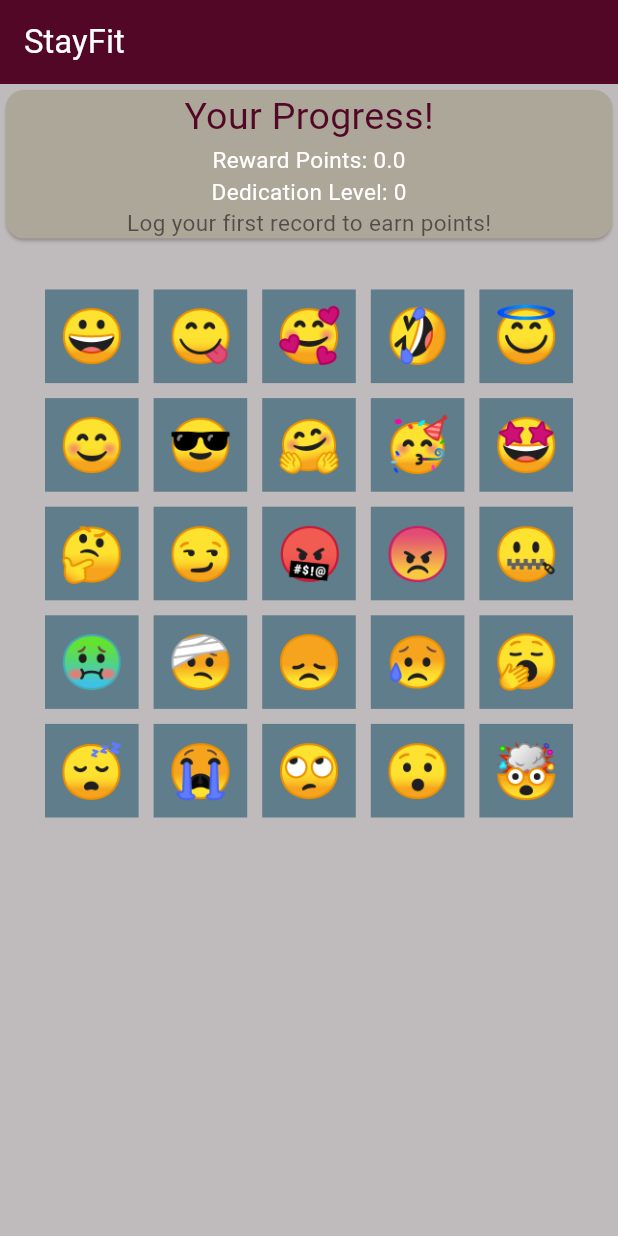
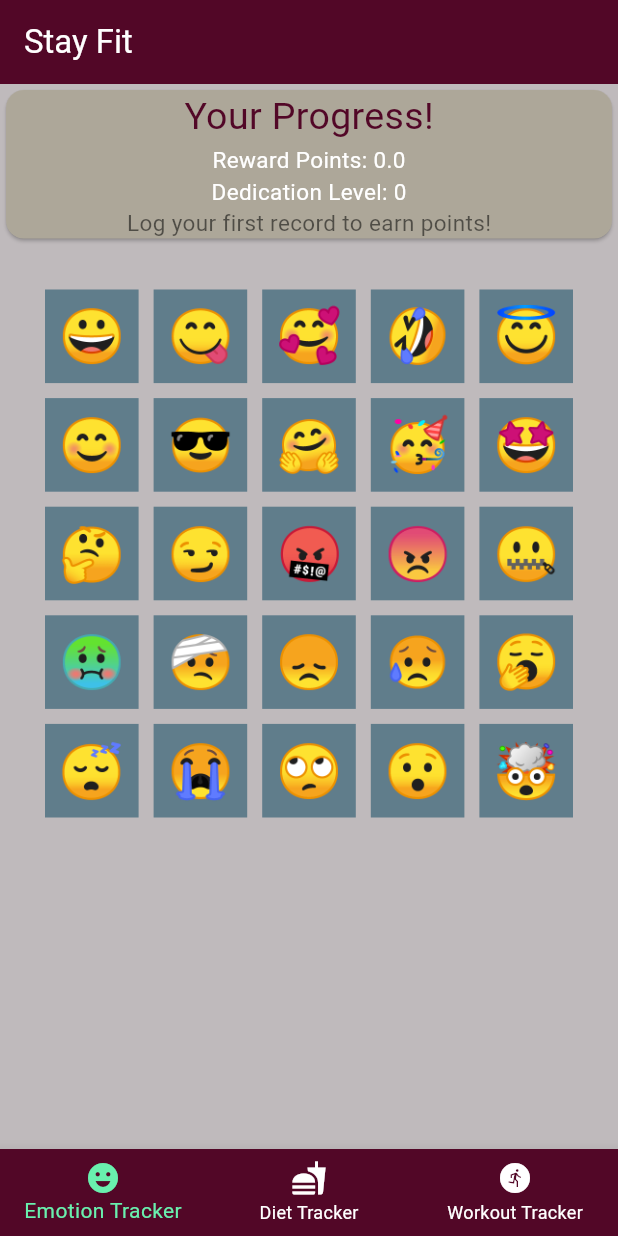
Before and after one commit to vaiiishnaviii123/StayFit, a Flutter app: the screen it shows after launch, on a phone screen of 412 x 824 dp. Run offline on Flutter 3.47's test engine with Material 3 defaults, Android fonts, the phone set to English and light mode, and no system bars; our stand-ins replace dropdown_textfield, go_router.

Commit message:
added bottom nav bar

```diff
--- a/lib/Models/event.dart
+++ b/lib/Models/event.dart
@@ -1,3 +1,5 @@
+import 'package:flutter/material.dart';
+
 class Event {
   final String text;
   final DateTime date;
--- a/lib/diet/diet_manager.dart
+++ b/lib/diet/diet_manager.dart
@@ -1,6 +1,6 @@
 import 'package:flutter/material.dart';
 import 'package:provider/provider.dart';
-import 'package:stay_fit/Models/event.dart';
+import 'package:stay_fit/models/event.dart';
 import 'package:stay_fit/providers/diet_menu.dart';
 import 'package:stay_fit/providers/event_diet_list.dart';
 
@@ -57,7 +57,7 @@ class _DietManagerState extends State<DietManager> {
     // Build a Form widget using the _formKey created above.
     return Form(
       key: _formKey,
-      child: Column(
+        child: Column(
         crossAxisAlignment: CrossAxisAlignment.start,
         children: [
           Center(child: const Text("Diet Record.", style: TextStyle(color: Colors.black54, fontSize: 35))),
--- a/lib/emotions/emoji_recorder.dart
+++ b/lib/emotions/emoji_recorder.dart
@@ -1,6 +1,6 @@
 import 'package:flutter/material.dart';
 import 'package:provider/provider.dart';
-import 'package:stay_fit/Models/event.dart';
+import 'package:stay_fit/models/event.dart';
 import 'package:stay_fit/providers/reward_points.dart';
 
 import '../providers/event_emotions_list.dart';
--- a/lib/event_tracker.dart
+++ b/lib/event_tracker.dart
@@ -1,5 +1,5 @@
 import 'package:flutter/material.dart';
-import 'package:stay_fit/Models/event.dart';
+import 'package:stay_fit/models/event.dart';
 
 class EventTracker extends StatelessWidget {
   final List<Event> _event;
--- a/lib/main.dart
+++ b/lib/main.dart
@@ -1,6 +1,7 @@
 import 'package:flutter/material.dart';
+import 'package:go_router/go_router.dart';
 import 'package:provider/provider.dart';
-import 'package:stay_fit/Models/event.dart';
+import 'package:stay_fit/models/event.dart';
 import 'package:stay_fit/diet/diet_recorder_page.dart';
 import 'package:stay_fit/providers/diet_menu.dart';
 import 'package:stay_fit/emotions/emoji_recorder_page.dart';
@@ -9,55 +10,27 @@ import 'package:stay_fit/providers/event_emotions_list.dart';
 import 'package:stay_fit/providers/event_workout_list.dart';
 import 'package:stay_fit/providers/reward_points.dart';
 import 'package:stay_fit/workout/workout_recorder_page.dart';
-import 'Models/reward.dart';
+import 'package:stay_fit/models/reward.dart';
 
 void main() {
-  runApp(const MyApp());
+  runApp(StatefulShellRouteExampleApp());
 }
 
-class MyApp extends StatelessWidget {
-  const MyApp({super.key});
+class ScaffoldBottomNavigationBar extends StatelessWidget {
+   ScaffoldBottomNavigationBar({
+    required this.navigationShell,
+    Key? key,
+  }) : super(key: key ?? const ValueKey<String>('ScaffoldBottomNavigationBar'));
 
-  // This widget is the root of your application.
-  @override
-  Widget build(BuildContext context) {
-    return MaterialApp(
-      title: 'StayFit',
-      theme: ThemeData(
-        useMaterial3: true,
-      ),
-      home: const MyHomePage(title: 'StayFit'),
-    );
-  }
-}
-
-class MyHomePage extends StatefulWidget {
-  const MyHomePage({super.key, required this.title});
-
-  final String title;
-
-  @override
-  State<MyHomePage> createState() => _MyHomePageState();
-}
-
-class _MyHomePageState extends State<MyHomePage> {
-  int _counter = 0;
-
-  void _incrementCounter() {
-    setState(() {
-      _counter++;
-    });
-  }
-
-  @override
-  Widget build(BuildContext context) {
+  final StatefulNavigationShell navigationShell;
   Reward rp = new Reward(0, 0, "", DateTime.now(), 100.0);
-    final PageController controller = PageController();
   List<Event> list = [];
   List<Event> dietList = [];
   List<Event> workoutList = [];
   var dietMenu = <String>{};
 
+  @override
+  Widget build(BuildContext context) {
     return MultiProvider(
       providers: [
         ChangeNotifierProvider( create: (context) => RewardPoints(rp)),
@@ -67,31 +40,125 @@ class _MyHomePageState extends State<MyHomePage> {
         ChangeNotifierProvider(create: (context) => DietMenu(dietMenu)),
       ],
       child: Scaffold(
+      body: navigationShell,
         backgroundColor: Color.fromRGBO(191, 186, 188, 1),
         appBar: AppBar(
             backgroundColor: const Color.fromRGBO(82, 7, 39, 2),
             title: Column(
               children: [
-              Text(widget.title, style: TextStyle(color: Colors.white),),
+                Text('Stay Fit', style: TextStyle(color: Colors.white),),
                 // RewardPointsPage(),
               ],
             )
         ),
-        body : PageView(
-          controller: controller,
-          children: const <Widget>[
-            Center(
-              child: const EmojiRecorderPage(),
+      bottomNavigationBar: BottomNavigationBar(
+        backgroundColor: Color.fromRGBO(82, 7, 39, 2),
+        selectedItemColor: Colors.greenAccent,
+        unselectedItemColor: Colors.white,
+        currentIndex: navigationShell.currentIndex,
+
+        items: const <BottomNavigationBarItem>[
+          BottomNavigationBarItem(icon: Icon(Icons.emoji_emotions), label: 'Emotion Tracker'),
+          BottomNavigationBarItem(icon: Icon(Icons.fastfood), label: 'Diet Tracker', backgroundColor: Colors.white),
+          BottomNavigationBarItem(icon: Icon(Icons.run_circle), label: 'Workout Tracker', backgroundColor: Colors.white),
+        ],
+        onTap: (int tappedIndex) {
+          navigationShell.goBranch(tappedIndex);
+        },
       ),
-            Center(
-              child: const DietRecorderPage(),
       ),
-            Center(
-                child:  const WorkoutRecorderPage(),
+    );
+  }
+}
+
+class StatefulShellRouteExampleApp extends StatelessWidget {
+  StatefulShellRouteExampleApp({super.key});
+
+  final GoRouter _router = GoRouter(
+    initialLocation: '/emoji/tracker',
+    routes: <RouteBase>[
+      // GoRoute(
+      //   path: '/login',
+      //   builder: (BuildContext context, GoRouterState state) {
+      //     return const LoginScreen();
+      //   },
+      // ),
+      StatefulShellRoute.indexedStack(
+        builder: (BuildContext context, GoRouterState state,
+            StatefulNavigationShell navigationShell) {
+          return ScaffoldBottomNavigationBar(
+            navigationShell: navigationShell,
+          );
+        },
+        branches: <StatefulShellBranch>[
+          StatefulShellBranch(
+            routes: <RouteBase>[
+              GoRoute(
+                path: '/emoji/tracker',
+                builder: (BuildContext context, GoRouterState state) {
+                  return EmojiRecorderPage();
+                },
               ),
             ],
           ),
-      )// This trailing comma makes auto-formatting nicer for build methods.
+          StatefulShellBranch(
+            routes: <RouteBase>[
+              GoRoute(
+                path: '/diet/tracker',
+                builder: (BuildContext context, GoRouterState state) {
+                  return DietRecorderPage();
+                },
+              ),
+            ],
+          ),
+          StatefulShellBranch(
+            routes: <RouteBase>[
+              GoRoute(
+                path: '/workout/tracker',
+                builder: (BuildContext context, GoRouterState state) {
+                  return WorkoutRecorderPage();
+                },
+              ),
+            ],
+          ),
+        ],
+      ),
+    ],
+  );
+
+  @override
+  Widget build(BuildContext context) {
+    return MaterialApp.router(
+      title: 'Go_router Complex Demo',
+      theme: ThemeData(
+        primarySwatch: Colors.orange,
+      ),
+      routerConfig: _router,
     );
   }
 }
+
+
+class LoginScreen extends StatelessWidget {
+  const LoginScreen({super.key});
+
+  @override
+  Widget build(BuildContext context) {
+    return Scaffold(
+      appBar: AppBar(title: const Text('Login Screen')),
+      body: Center(
+        child: Column(
+          mainAxisAlignment: MainAxisAlignment.center,
+          children: <Widget>[
+            ElevatedButton(
+              onPressed: () {
+                context.go('/emoji/tracker');
+              },
+              child: const Text('Go to the Details Login screen'),
+            ),
+          ],
+        ),
+      ),
+    );
+  }
+}
--- a/lib/providers/diet_menu.dart
+++ b/lib/providers/diet_menu.dart
@@ -1,5 +1,5 @@
 import 'package:flutter/foundation.dart';
-import 'package:stay_fit/Models/event.dart';
+import 'package:stay_fit/models/event.dart';
 
 class DietMenu with ChangeNotifier {
   var list = <String>{};
--- a/lib/providers/event_diet_list.dart
+++ b/lib/providers/event_diet_list.dart
@@ -1,5 +1,5 @@
 import 'package:flutter/foundation.dart';
-import 'package:stay_fit/Models/event.dart';
+import 'package:stay_fit/models/event.dart';
 
 class DietList with ChangeNotifier {
   late List<Event> list;
--- a/lib/providers/event_emotions_list.dart
+++ b/lib/providers/event_emotions_list.dart
@@ -1,5 +1,5 @@
 import 'package:flutter/foundation.dart';
-import 'package:stay_fit/Models/event.dart';
+import 'package:stay_fit/models/event.dart';
 
 class EmotionList with ChangeNotifier {
   late List<Event> list;
--- a/lib/providers/event_workout_list.dart
+++ b/lib/providers/event_workout_list.dart
@@ -1,5 +1,5 @@
 import 'package:flutter/foundation.dart';
-import 'package:stay_fit/Models/event.dart';
+import 'package:stay_fit/models/event.dart';
 
 class WorkoutList with ChangeNotifier {
   late List<Event> list;
--- a/lib/providers/reward_points.dart
+++ b/lib/providers/reward_points.dart
@@ -1,5 +1,5 @@
 import 'package:flutter/foundation.dart';
-import 'package:stay_fit/Models/reward.dart';
+import 'package:stay_fit/models/reward.dart';
 
 class RewardPoints with ChangeNotifier {
   Reward reward;
--- a/lib/workout/workout_manager.dart
+++ b/lib/workout/workout_manager.dart
@@ -1,7 +1,7 @@
 import 'package:flutter/material.dart';
 import 'package:flutter/services.dart';
 import 'package:provider/provider.dart';
-import 'package:stay_fit/Models/event.dart';
+import 'package:stay_fit/models/event.dart';
 
 import '../providers/event_workout_list.dart';
 import '../providers/reward_points.dart';
--- a/lib/workout/workout_recorder_page.dart
+++ b/lib/workout/workout_recorder_page.dart
@@ -2,7 +2,7 @@ import 'package:flutter/material.dart';
 import 'package:provider/provider.dart';
 import 'package:stay_fit/providers/event_workout_list.dart';
 import 'package:stay_fit/workout/workout_manager.dart';
-import 'package:stay_fit/Models/event.dart';
+import 'package:stay_fit/models/event.dart';
 import '../event_tracker.dart';
 import '../reward_points_page.dart';
 
--- a/pubspec.yaml
+++ b/pubspec.yaml
@@ -37,6 +37,7 @@ dependencies:
   # The following adds the Cupertino Icons font to your application.
   # Use with the CupertinoIcons class for iOS style icons.
   cupertino_icons: ^1.0.2
+  go_router: ^13.2.0
 
 dev_dependencies:
   flutter_test:
```
Lines whose indentation alone changed are shown as unchanged.
